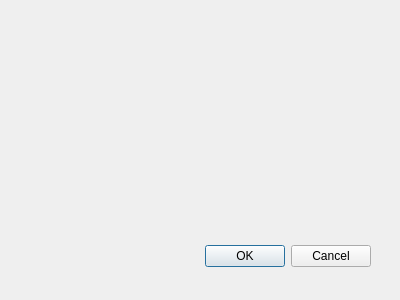
eagerber/BookLibrary, file findduplicatesdialog.ui: the form before one commit.
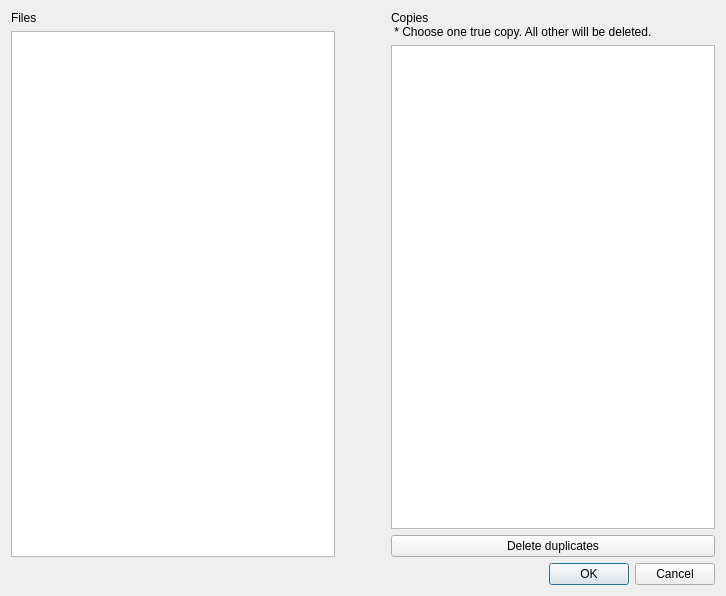
The form after the commit.

What changed in the file:
```diff
--- a/findduplicatesdialog.ui
+++ b/findduplicatesdialog.ui
@@ -8,29 +8,81 @@
    <rect>
     <x>0</x>
     <y>0</y>
-    <width>400</width>
-    <height>300</height>
+    <width>726</width>
+    <height>596</height>
    </rect>
   </property>
   <property name="windowTitle">
    <string>Dialog</string>
   </property>
-  <widget name="buttonBox" class="QDialogButtonBox">
-   <property name="geometry">
-    <rect>
-     <x>30</x>
-     <y>240</y>
-     <width>341</width>
-     <height>32</height>
-    </rect>
-   </property>
-   <property name="orientation">
-    <enum>Qt::Horizontal</enum>
-   </property>
-   <property name="standardButtons">
-    <set>QDialogButtonBox::Cancel|QDialogButtonBox::Ok</set>
-   </property>
-  </widget>
+  <layout class="QVBoxLayout" name="verticalLayout">
+   <item>
+    <layout class="QHBoxLayout" name="horizontalLayout">
+     <item>
+      <layout class="QVBoxLayout" name="verticalLayout_2">
+       <item>
+        <widget class="QLabel" name="label">
+         <property name="text">
+          <string>Files</string>
+         </property>
+        </widget>
+       </item>
+       <item>
+        <widget class="QListView" name="inspectedFiles"/>
+       </item>
+      </layout>
+     </item>
+     <item>
+      <spacer name="horizontalSpacer">
+       <property name="orientation">
+        <enum>Qt::Horizontal</enum>
+       </property>
+       <property name="sizeType">
+        <enum>QSizePolicy::Fixed</enum>
+       </property>
+       <property name="sizeHint" stdset="0">
+        <size>
+         <width>50</width>
+         <height>20</height>
+        </size>
+       </property>
+      </spacer>
+     </item>
+     <item>
+      <layout class="QVBoxLayout" name="verticalLayout_3">
+       <item>
+        <widget class="QLabel" name="label_2">
+         <property name="text">
+          <string>Copies
+ * Choose one true copy. All other will be deleted.</string>
+         </property>
+        </widget>
+       </item>
+       <item>
+        <widget class="QListView" name="inspectedCopiesList"/>
+       </item>
+       <item>
+        <widget class="QPushButton" name="deleteDuplicatesBtn">
+         <property name="text">
+          <string>Delete duplicates</string>
+         </property>
+        </widget>
+       </item>
+      </layout>
+     </item>
+    </layout>
+   </item>
+   <item>
+    <widget class="QDialogButtonBox" name="buttonBox">
+     <property name="orientation">
+      <enum>Qt::Horizontal</enum>
+     </property>
+     <property name="standardButtons">
+      <set>QDialogButtonBox::Cancel|QDialogButtonBox::Ok</set>
+     </property>
+    </widget>
+   </item>
+  </layout>
  </widget>
  <pixmapfunction/>
  <resources/>
```
Left out of the diff: 7 changed lines with no effect on the pictures.
